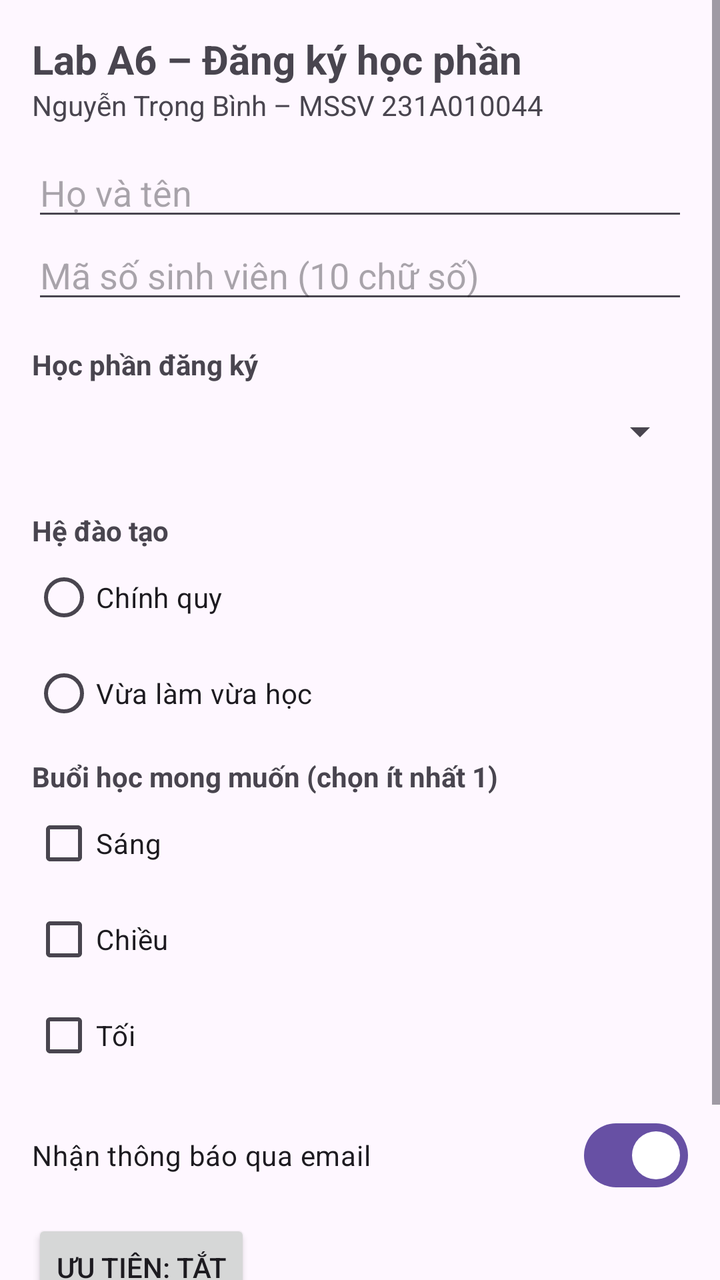
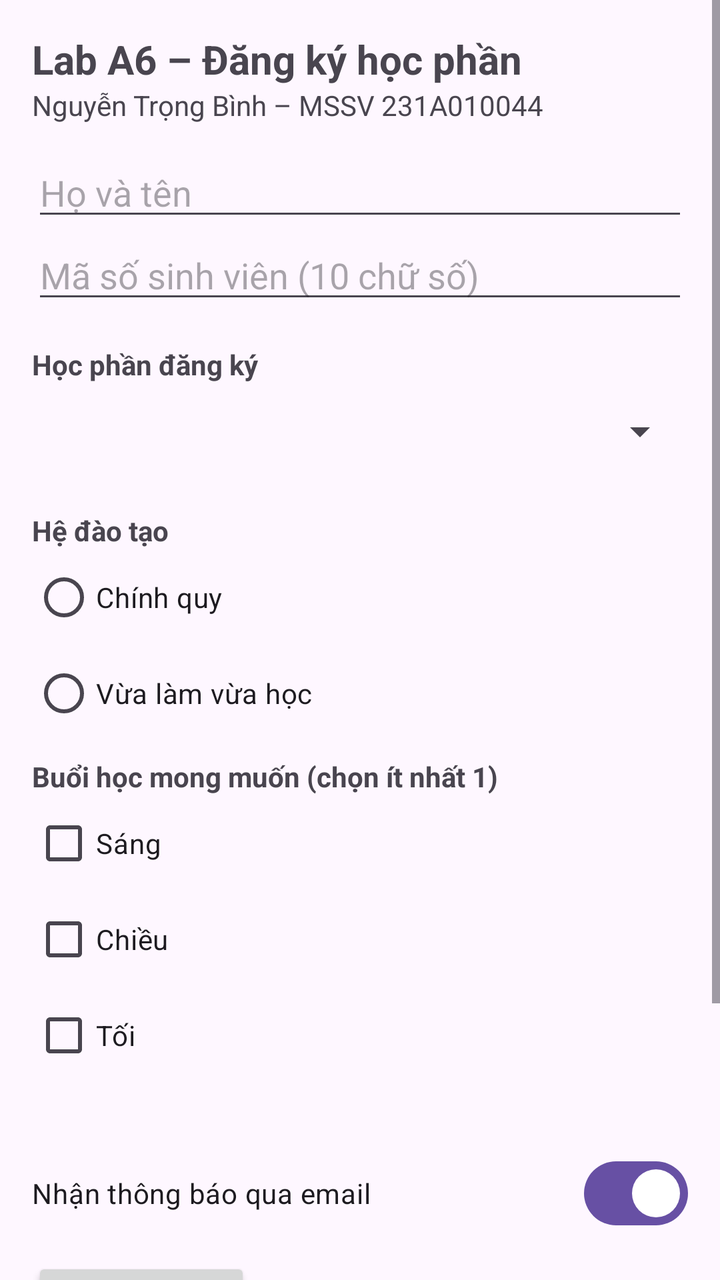

Before-and-after screenshots of an Android layout around one commit, followed by the original layout XML and the change that was made.
<!-- AndroidManifest.xml: application theme Theme.A6_231A010044 -->
<!-- res/layout/activity_main.xml -->
<?xml version="1.0" encoding="utf-8"?>
<ScrollView xmlns:android="http://schemas.android.com/apk/res/android"
    android:id="@+id/main"
    android:layout_width="match_parent"
    android:layout_height="match_parent">

    <LinearLayout
        android:layout_width="match_parent"
        android:layout_height="wrap_content"
        android:orientation="vertical"
        android:padding="16dp">

        <TextView
            android:layout_width="wrap_content"
            android:layout_height="wrap_content"
            android:text="@string/title"
            android:textSize="20sp"
            android:textStyle="bold" />

        <TextView
            android:layout_width="wrap_content"
            android:layout_height="wrap_content"
            android:text="@string/student" />

        
        <EditText
            android:id="@+id/edtHoTen"
            android:layout_width="match_parent"
            android:layout_height="wrap_content"
            android:layout_marginTop="12dp"
            android:hint="@string/hint_name"
            android:importantForAutofill="no"
            android:inputType="textPersonName" />

        <EditText
            android:id="@+id/edtMssv"
            android:layout_width="match_parent"
            android:layout_height="wrap_content"
            android:hint="@string/hint_mssv"
            android:importantForAutofill="no"
            android:inputType="number"
            android:maxLength="10" />

        
        <TextView
            android:layout_width="wrap_content"
            android:layout_height="wrap_content"
            android:layout_marginTop="16dp"
            android:text="@string/label_mon_hoc"
            android:textStyle="bold" />

        <Spinner
            android:id="@+id/spMonHoc"
            android:layout_width="match_parent"
            android:layout_height="wrap_content"
            android:minHeight="48dp" />

        
        <TextView
            android:layout_width="wrap_content"
            android:layout_height="wrap_content"
            android:layout_marginTop="16dp"
            android:text="@string/label_he"
            android:textStyle="bold" />

        <RadioGroup
            android:id="@+id/rgHeDaoTao"
            android:layout_width="match_parent"
            android:layout_height="wrap_content"
            android:orientation="vertical">

            <RadioButton
                android:id="@+id/rbChinhQuy"
                android:layout_width="wrap_content"
                android:layout_height="wrap_content"
                android:text="@string/he_chinh_quy" />

            <RadioButton
                android:id="@+id/rbVlvh"
                android:layout_width="wrap_content"
                android:layout_height="wrap_content"
                android:text="@string/he_vlvh" />
        </RadioGroup>

        
        <TextView
            android:layout_width="wrap_content"
            android:layout_height="wrap_content"
            android:layout_marginTop="8dp"
            android:text="@string/label_buoi"
            android:textStyle="bold" />

        <CheckBox
            android:id="@+id/cbSang"
            android:layout_width="wrap_content"
            android:layout_height="wrap_content"
            android:text="@string/buoi_sang" />

        <CheckBox
            android:id="@+id/cbChieu"
            android:layout_width="wrap_content"
            android:layout_height="wrap_content"
            android:text="@string/buoi_chieu" />

        <CheckBox
            android:id="@+id/cbToi"
            android:layout_width="wrap_content"
            android:layout_height="wrap_content"
            android:text="@string/buoi_toi" />

        
        <com.google.android.material.materialswitch.MaterialSwitch
            android:id="@+id/swThongBao"
            android:layout_width="match_parent"
            android:layout_height="wrap_content"
            android:layout_marginTop="12dp"
            android:checked="true"
            android:minHeight="48dp"
            android:text="@string/label_thong_bao" />

        <ToggleButton
            android:id="@+id/tgUuTien"
            android:layout_width="wrap_content"
            android:layout_height="wrap_content"
            android:layout_marginTop="8dp"
            android:textOff="@string/uu_tien_off"
            android:textOn="@string/uu_tien_on" />

        
        <LinearLayout
            android:layout_width="match_parent"
            android:layout_height="wrap_content"
            android:layout_marginTop="20dp"
            android:orientation="horizontal">

            <Button
                android:id="@+id/btnXacNhan"
                android:layout_width="0dp"
                android:layout_height="wrap_content"
                android:layout_weight="1"
                android:text="@string/confirm" />

            <Button
                android:id="@+id/btnLamLai"
                style="?attr/materialButtonOutlinedStyle"
                android:layout_width="0dp"
                android:layout_height="wrap_content"
                android:layout_marginStart="8dp"
                android:layout_weight="1"
                android:text="@string/reset" />
        </LinearLayout>
    </LinearLayout>
</ScrollView>
<!-- resources referenced by this layout -->
<resources>
  <string name="buoi_chieu">Chiều</string>
  <string name="buoi_sang">Sáng</string>
  <string name="buoi_toi">Tối</string>
  <string name="confirm">Xác nhận</string>
  <string name="he_chinh_quy">Chính quy</string>
  <string name="he_vlvh">Vừa làm vừa học</string>
  <string name="hint_mssv">Mã số sinh viên (10 chữ số)</string>
  <string name="hint_name">Họ và tên</string>
  <string name="label_buoi">Buổi học mong muốn (chọn ít nhất 1)</string>
  <string name="label_he">Hệ đào tạo</string>
  <string name="label_mon_hoc">Học phần đăng ký</string>
  <string name="label_thong_bao">Nhận thông báo qua email</string>
  <string name="reset">Làm lại</string>
  <string name="student">Nguyễn Trọng Bình – MSSV 231A010044</string>
  <string name="title">Lab A6 – Đăng ký học phần</string>
  <string name="uu_tien_off">ƯU TIÊN: TẮT</string>
  <string name="uu_tien_on">ƯU TIÊN: BẬT</string>
  <style name="Theme.A6_231A010044" parent="Base.Theme.A6_231A010044" />
  <style name="Base.Theme.A6_231A010044" parent="Theme.Material3.DayNight.NoActionBar">
          
          
      </style>
</resources>

<!-- the commit's change to res/layout/activity_main.xml (unified diff, before → after) -->
@@ -109,6 +109,13 @@
             android:text="@string/buoi_toi" />
 
         
+        <TextView
+            android:id="@+id/tvSoBuoi"
+            android:layout_width="wrap_content"
+            android:layout_height="wrap_content"
+            android:textStyle="italic" />
+
+        
         <com.google.android.material.materialswitch.MaterialSwitch
             android:id="@+id/swThongBao"
             android:layout_width="match_parent"
@@ -125,6 +132,15 @@
             android:layout_marginTop="8dp"
             android:textOff="@string/uu_tien_off"
             android:textOn="@string/uu_tien_on" />
+
+        
+        <com.google.android.material.materialswitch.MaterialSwitch
+            android:id="@+id/swCheDoToi"
+            android:layout_width="match_parent"
+            android:layout_height="wrap_content"
+            android:layout_marginTop="8dp"
+            android:minHeight="48dp"
+            android:text="@string/label_che_do_toi" />
 
         
         <LinearLayout
<!-- resource entries referenced after the edit -->
@@ -9,6 +9,7 @@
   <string name="hint_mssv">Mã số sinh viên (10 chữ số)</string>
   <string name="hint_name">Họ và tên</string>
   <string name="label_buoi">Buổi học mong muốn (chọn ít nhất 1)</string>
+  <string name="label_che_do_toi">Chế độ tối</string>
   <string name="label_he">Hệ đào tạo</string>
   <string name="label_mon_hoc">Học phần đăng ký</string>
   <string name="label_thong_bao">Nhận thông báo qua email</string>
